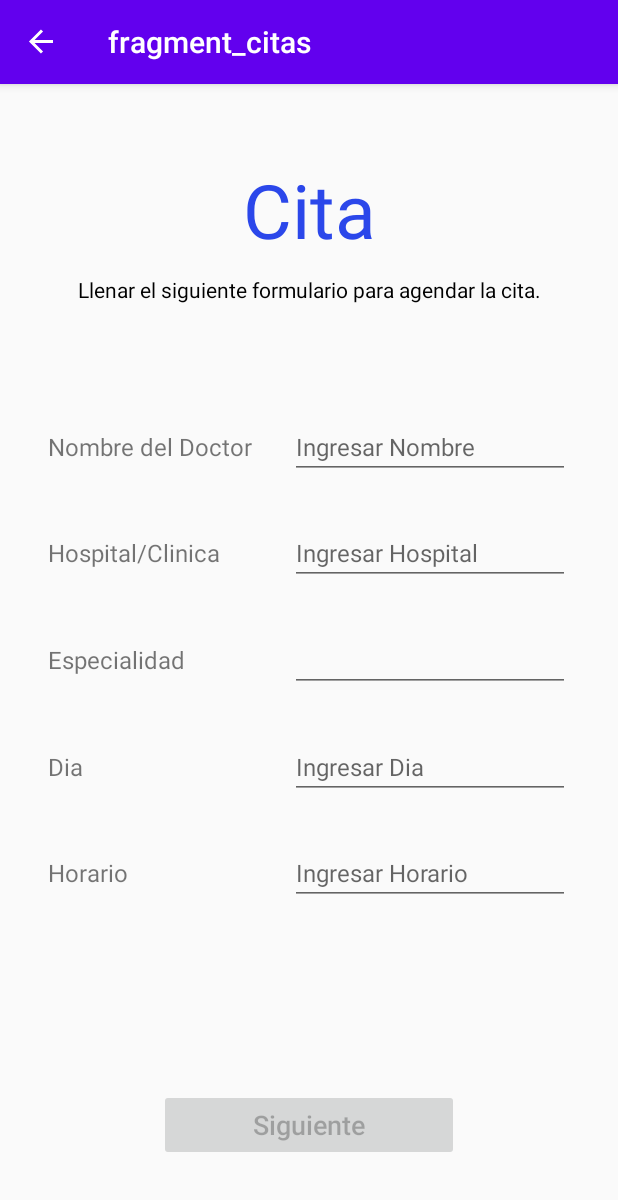
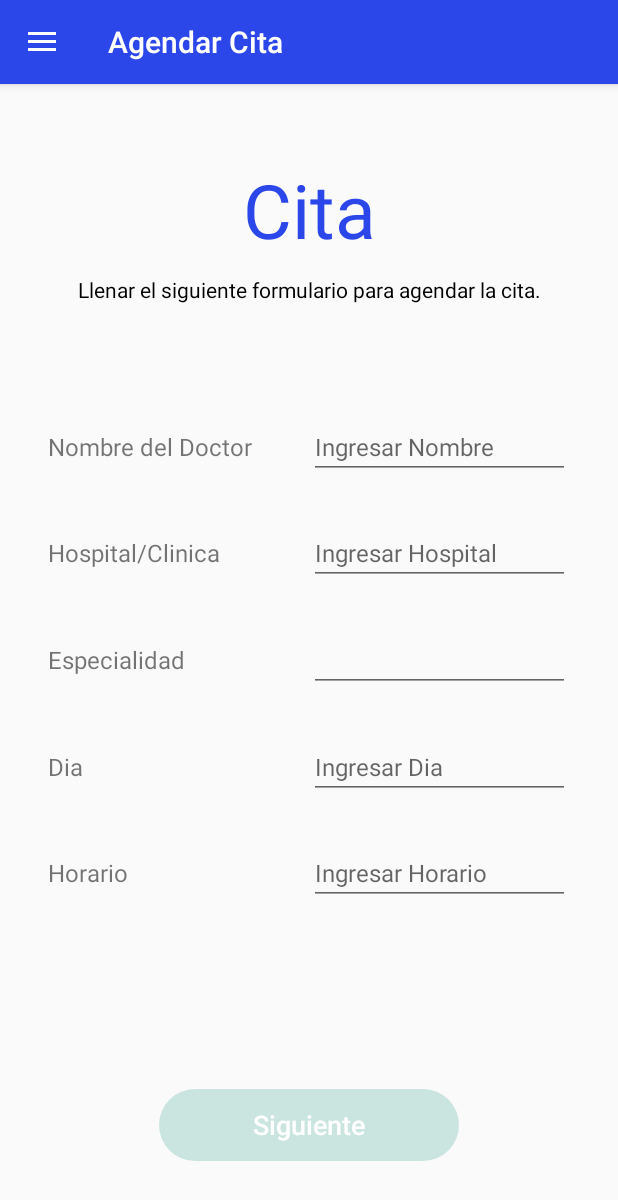
Before and after one commit to Mikey-Developer/Navegacion_Ejemplo, an Android app: the fragmentoCita screen opened through its navigation route, on a phone screen of 412 x 824 dp. Shown: the top 1200 px of the screen. Run offline under Robolectric (Android 15) with nearby library versions, the phone set to English and light mode, and no system bars; our stand-ins replace navigation-ui.

Commit message:
Terminado la V2 de la App

```diff
--- a/app/src/main/AndroidManifest.xml
+++ b/app/src/main/AndroidManifest.xml
@@ -9,7 +9,8 @@
         android:roundIcon="@mipmap/ic_launcher_round"
         android:supportsRtl="true"
         android:theme="@style/AppTheme">
-        <activity android:name=".MainActivity">
+        <activity android:name=".MainActivity"
+            android:screenOrientation="portrait">
             <intent-filter>
                 <action android:name="android.intent.action.MAIN" />
 
--- a/app/src/main/java/com/daa_lm/app_consultorio/MainActivity.java
+++ b/app/src/main/java/com/daa_lm/app_consultorio/MainActivity.java
@@ -33,7 +33,7 @@ public class MainActivity extends AppCompatActivity {
             nav_view = findViewById(R.id.nav_lateral);
             NavigationUI.setupWithNavController(nav_view, control_nav);
 
-            appbarConfig = new AppBarConfiguration.Builder(control_nav.getGraph())
+            appbarConfig = new AppBarConfiguration.Builder(R.id.inicio, R.id.citas)
                     .setOpenableLayout(drawerLayout)
                     .build();
 
@@ -46,6 +46,6 @@ public class MainActivity extends AppCompatActivity {
     @Override
     public boolean onSupportNavigateUp() {
         NavController navController = Navigation.findNavController(this, R.id.nav_fragment);
-        return NavigationUI.navigateUp(navController, drawerLayout);
+        return NavigationUI.navigateUp(navController, appbarConfig);
     }
 }
--- a/app/src/main/java/com/daa_lm/app_consultorio/fragments/fragmentoCita.java
+++ b/app/src/main/java/com/daa_lm/app_consultorio/fragments/fragmentoCita.java
@@ -1,17 +1,21 @@
 package com.daa_lm.app_consultorio.fragments;
+
 
 import android.os.Bundle;
 
+import androidx.fragment.app.DialogFragment;
 import androidx.fragment.app.Fragment;
 import androidx.navigation.Navigation;
 
 import android.text.Editable;
 import android.text.TextWatcher;
+
 import android.view.LayoutInflater;
 import android.view.View;
 import android.view.ViewGroup;
 import android.widget.Button;
 import android.widget.EditText;
+
 
 import com.daa_lm.app_consultorio.R;
 
@@ -20,7 +24,7 @@ import com.daa_lm.app_consultorio.R;
  * Use the {@link fragmentoCita#newInstance} factory method to
  * create an instance of this fragment.
  */
-public class fragmentoCita extends Fragment {
+public class fragmentoCita extends Fragment{
 
     // TODO: Rename parameter arguments, choose names that match
     // the fragment initialization parameters, e.g. ARG_ITEM_NUMBER
@@ -34,6 +38,8 @@ public class fragmentoCita extends Fragment {
     private EditText nombre_doctor, hospital, especialidad, dia, horario;
     private Button siguiente;
 
+    private static final String TAG = "fragmentoCita: ";
+
     private TextWatcher revisar_campos = new TextWatcher() {
         @Override
         public void beforeTextChanged(CharSequence charSequence, int i, int i1, int i2) {
@@ -44,7 +50,7 @@ public class fragmentoCita extends Fragment {
         public void onTextChanged(CharSequence charSequence, int i, int i1, int i2) {
              boolean camposVerificados = revisarCampos(nombre_doctor.getText().toString(), hospital.getText().toString(), dia.getText().toString());
 
-             if(camposVerificados)
+             if(!camposVerificados)
                 siguiente.setEnabled(true);
              else
                  siguiente.setEnabled(false);
@@ -107,6 +113,14 @@ public class fragmentoCita extends Fragment {
 
         siguiente.setEnabled(false);
 
+        horario.setOnClickListener(new View.OnClickListener(){
+            @Override
+            public void onClick(View view) {
+                DialogFragment timePicker = new fragmentoTimePicker(horario);
+                timePicker.show(getActivity().getSupportFragmentManager(), "TimePicker");
+            }
+        });
+
         siguiente.setOnClickListener(new View.OnClickListener() {
             @Override
             public void onClick(View view) {
@@ -135,6 +149,7 @@ public class fragmentoCita extends Fragment {
     }
 
     public boolean revisarCampos(String nombreDoctor, String hospital, String dia){
-        return (nombreDoctor.isEmpty() || hospital.isEmpty() || (dia.isEmpty() || Integer.parseInt(dia) > 31));
+        return (nombreDoctor.trim().isEmpty() || hospital.trim().isEmpty() || (dia.trim().isEmpty() || Integer.parseInt(dia) > 31));
     }
+
 }
--- a/app/src/main/java/com/daa_lm/app_consultorio/fragments/fragmentoConfirmar_Cita.java
+++ b/app/src/main/java/com/daa_lm/app_consultorio/fragments/fragmentoConfirmar_Cita.java
@@ -2,15 +2,17 @@ package com.daa_lm.app_consultorio.fragments;
 
 import android.os.Bundle;
 
+import androidx.annotation.NonNull;
+import androidx.annotation.Nullable;
 import androidx.fragment.app.Fragment;
 import androidx.navigation.Navigation;
 
-import android.util.Log;
 import android.view.LayoutInflater;
 import android.view.View;
 import android.view.ViewGroup;
 import android.widget.Button;
 import android.widget.TextView;
+import android.widget.Toast;
 
 import com.daa_lm.app_consultorio.R;
 
@@ -71,6 +73,11 @@ public class fragmentoConfirmar_Cita extends Fragment {
     }
 
     @Override
+    public void onViewCreated(@NonNull View view, @Nullable Bundle savedInstanceState) {
+        super.onViewCreated(view, savedInstanceState);
+    }
+
+    @Override
     public View onCreateView(LayoutInflater inflater, ViewGroup container,
                              Bundle savedInstanceState) {
         // Inflate the layout for this fragment
@@ -95,6 +102,7 @@ public class fragmentoConfirmar_Cita extends Fragment {
         confirmar.setOnClickListener(new View.OnClickListener(){
             @Override
             public void onClick(View view) {
+                Toast.makeText(getActivity(), "Cita confirmada!", Toast.LENGTH_SHORT).show();
                 Navigation.findNavController(view).navigate(R.id.action_regresar_inicio);
             }
         });
--- /dev/null
+++ b/app/src/main/java/com/daa_lm/app_consultorio/fragments/fragmentoTimePicker.java
@@ -0,0 +1,40 @@
+package com.daa_lm.app_consultorio.fragments;
+
+import android.app.Dialog;
+import android.app.TimePickerDialog;
+import android.os.Bundle;
+
+import androidx.annotation.NonNull;
+import androidx.annotation.Nullable;
+import androidx.fragment.app.DialogFragment;
+
+import android.text.format.DateFormat;
+import android.widget.EditText;
+import android.widget.TimePicker;
+
+import java.util.Calendar;
+
+public class fragmentoTimePicker extends DialogFragment implements TimePickerDialog.OnTimeSetListener {
+
+    EditText editText;
+
+    fragmentoTimePicker(EditText editText){
+        this.editText = editText;
+    }
+
+    @NonNull
+    @Override
+    public Dialog onCreateDialog(@Nullable Bundle savedInstanceState) {
+
+        Calendar calendario = Calendar.getInstance();
+        int hora = calendario.get(Calendar.HOUR_OF_DAY);
+        int minuto = calendario.get(Calendar.MINUTE);
+
+        return new TimePickerDialog(getActivity(), this, hora, minuto, DateFormat.is24HourFormat(getActivity()));
+    }
+
+    @Override
+    public void onTimeSet(TimePicker timePicker, int i, int i1) {
+        editText.setText(i + ":" + i1);
+    }
+}
--- /dev/null
+++ b/app/src/main/res/drawable/btn_round.xml
@@ -0,0 +1,25 @@
+<?xml version="1.0" encoding="utf-8"?>
+<selector xmlns:android="http://schemas.android.com/apk/res/android">
+
+    <item android:state_enabled="false">
+        <shape android:shape="rectangle">
+            <solid android:color="@color/button_disabled" />
+            <corners android:radius="100dp" />
+        </shape>
+    </item>
+
+    <item android:state_pressed="true">
+        <shape android:shape="rectangle">
+            <solid android:color="@color/button_pressed" />
+            <corners android:radius="100dp" />
+        </shape>
+
+    </item>
+
+    <item>
+        <shape android:shape="rectangle">
+            <solid android:color="@color/colorAccent" />
+            <corners android:radius="100dp" />
+        </shape>
+    </item>
+</selector>
--- /dev/null
+++ b/app/src/main/res/drawable/gradient.xml
@@ -0,0 +1,10 @@
+<?xml version="1.0" encoding="utf-8"?>
+<shape xmlns:android="http://schemas.android.com/apk/res/android">
+    <gradient
+        android:type="linear"
+        android:angle="0"
+        android:startColor="#0052D4"
+        android:centerColor="#4364F7"
+        android:endColor="#6FB1FC"
+        />
+</shape>
--- a/app/src/main/res/layout/fragment_citas.xml
+++ b/app/src/main/res/layout/fragment_citas.xml
@@ -4,169 +4,186 @@
     xmlns:tools="http://schemas.android.com/tools"
     android:layout_width="match_parent"
     android:layout_height="match_parent"
-    tools:context=".fragments.fragmentoCita" >
+    tools:context=".fragments.fragmentoCita"
+    android:id="@+id/fragmentoCita">
 
 
     <TextView
         android:id="@+id/titulo_fragCitas"
         android:layout_width="wrap_content"
         android:layout_height="wrap_content"
-        android:text="Cita"
+        android:layout_marginTop="50dp"
+        android:text="@string/titulo"
+        android:textColor="#2b47ea"
         android:textSize="50sp"
-        android:textColor="#2b47ea"
         app:layout_constraintLeft_toLeftOf="parent"
-        app:layout_constraintTop_toTopOf="parent"
         app:layout_constraintRight_toRightOf="parent"
-        android:layout_marginTop="50dp"
-        />
+        app:layout_constraintTop_toTopOf="parent" />
 
     <TextView
         android:id="@+id/instruccion"
         android:layout_width="wrap_content"
         android:layout_height="wrap_content"
-        android:text="Llenar el siguiente formulario para agendar la cita."
+        android:layout_marginTop="10dp"
+        android:text="@string/instruccion"
         android:textColor="@android:color/black"
-        app:layout_constraintTop_toBottomOf="@id/titulo_fragCitas"
         app:layout_constraintLeft_toLeftOf="parent"
         app:layout_constraintRight_toRightOf="parent"
-        android:layout_marginTop="10dp"/>
+        app:layout_constraintTop_toBottomOf="@id/titulo_fragCitas" />
 
     <!-- NOMBRE DEL DOCTOR -->
 
     <TextView
         android:id="@+id/campo_nombre_doctor"
-        android:layout_width="wrap_content"
+        android:layout_width="0dp"
         android:layout_height="wrap_content"
         android:layout_marginStart="32dp"
-        android:text="Nombre del Doctor"
+        android:text="@string/etiqueta_nom_doctor"
         android:textSize="16sp"
         app:layout_constraintBaseline_toBaselineOf="@id/edit_nombre_doctor"
+        app:layout_constraintEnd_toStartOf="@+id/edit_nombre_doctor"
+        app:layout_constraintHorizontal_chainStyle="spread"
         app:layout_constraintStart_toStartOf="parent" />
 
     <EditText
         android:id="@+id/edit_nombre_doctor"
-        android:layout_width="wrap_content"
+        android:layout_width="0dp"
         android:layout_height="wrap_content"
         android:layout_marginEnd="32dp"
         android:ems="10"
-        android:hint="Ingresar Nombre"
+        android:hint="@string/hint_nom_doctor"
         android:inputType="textMultiLine|text"
         android:textSize="16sp"
         app:layout_constraintBottom_toTopOf="@id/edit_hospital"
         app:layout_constraintEnd_toEndOf="parent"
+        app:layout_constraintStart_toEndOf="@+id/campo_nombre_doctor"
         app:layout_constraintTop_toBottomOf="@id/soport1" />
 
     <!-- HOSPITAL / CLINICA -->
 
     <TextView
         android:id="@+id/campo_hospital"
-        android:layout_width="wrap_content"
+        android:layout_width="0dp"
         android:layout_height="wrap_content"
         android:layout_marginStart="32dp"
-        android:text="Hospital/Clinica"
+        android:text="@string/etiqueta_hospital"
         android:textSize="16sp"
         app:layout_constraintBaseline_toBaselineOf="@id/edit_hospital"
+        app:layout_constraintEnd_toStartOf="@+id/edit_hospital"
+        app:layout_constraintHorizontal_chainStyle="spread"
         app:layout_constraintStart_toStartOf="parent" />
 
     <EditText
         android:id="@+id/edit_hospital"
-        android:layout_width="wrap_content"
+        android:layout_width="0dp"
         android:layout_height="wrap_content"
+        android:layout_marginEnd="32dp"
         android:ems="10"
-        android:hint="Ingresar Hospital"
+        android:hint="@string/hint_hospital"
         android:inputType="textMultiLine|text"
         android:textSize="16sp"
-        android:layout_marginEnd="32dp"
+        app:layout_constraintBottom_toTopOf="@id/edit_especialidad"
         app:layout_constraintEnd_toEndOf="parent"
-        app:layout_constraintTop_toBottomOf="@id/edit_nombre_doctor"
-        app:layout_constraintBottom_toTopOf="@id/edit_especialidad"/>
-
+        app:layout_constraintStart_toEndOf="@id/campo_hospital"
+        app:layout_constraintTop_toBottomOf="@id/edit_nombre_doctor" />
 
     <!-- ESPECIALIDAD -->
 
     <TextView
         android:id="@+id/campo_especialidad"
-        android:layout_width="wrap_content"
+        android:layout_width="0dp"
         android:layout_height="wrap_content"
         android:layout_marginStart="32dp"
-        android:text="Especialidad"
+        android:text="@string/etiqueta_especialidad"
         android:textSize="16sp"
         app:layout_constraintBaseline_toBaselineOf="@id/edit_especialidad"
+        app:layout_constraintEnd_toStartOf="@id/edit_especialidad"
+        app:layout_constraintHorizontal_chainStyle="spread"
         app:layout_constraintStart_toStartOf="parent" />
 
     <EditText
         android:id="@+id/edit_especialidad"
-        android:layout_width="wrap_content"
+        android:layout_width="0dp"
         android:layout_height="wrap_content"
         android:layout_marginEnd="32dp"
         android:ems="10"
         android:inputType="textMultiLine|text"
         android:textSize="16sp"
+        app:layout_constraintBottom_toTopOf="@id/edit_dia"
         app:layout_constraintEnd_toEndOf="parent"
-        app:layout_constraintTop_toBottomOf="@id/edit_hospital"
-        app:layout_constraintBottom_toTopOf="@id/edit_dia" />
+        app:layout_constraintStart_toEndOf="@id/campo_especialidad"
+        app:layout_constraintTop_toBottomOf="@id/edit_hospital" />
 
     <!-- DIA -->
 
     <TextView
         android:id="@+id/campo_dia"
-        android:layout_width="wrap_content"
+        android:layout_width="0dp"
         android:layout_height="wrap_content"
         android:layout_marginStart="32dp"
-        android:text="Dia"
+        android:text="@string/etiqueta_dia"
         android:textSize="16sp"
+        app:layout_constraintHorizontal_chainStyle="spread"
         app:layout_constraintBaseline_toBaselineOf="@id/edit_dia"
+        app:layout_constraintEnd_toStartOf="@id/edit_dia"
         app:layout_constraintStart_toStartOf="parent" />
 
     <EditText
         android:id="@+id/edit_dia"
-        android:layout_width="wrap_content"
+        android:layout_width="0dp"
         android:layout_height="wrap_content"
         android:layout_marginEnd="32dp"
         android:ems="10"
-        android:hint="Ingresar Dia"
+        android:hint="@string/hint_dia"
         android:inputType="number"
         android:textSize="16sp"
+        app:layout_constraintBottom_toTopOf="@id/edit_horario"
         app:layout_constraintEnd_toEndOf="parent"
-        app:layout_constraintTop_toBottomOf="@id/edit_especialidad"
-        app:layout_constraintBottom_toTopOf="@id/edit_horario" />
+        app:layout_constraintStart_toEndOf="@id/campo_dia"
+        app:layout_constraintTop_toBottomOf="@id/edit_especialidad" />
 
     <!-- HORARIO -->
 
     <TextView
         android:id="@+id/campo_horario"
-        android:layout_width="wrap_content"
+        android:layout_width="0dp"
         android:layout_height="wrap_content"
         android:layout_marginStart="32dp"
-        android:text="Horario"
+        android:text="@string/etiqueta_horario"
         android:textSize="16sp"
         app:layout_constraintBaseline_toBaselineOf="@id/edit_horario"
+        app:layout_constraintHorizontal_chainStyle="spread"
+        app:layout_constraintEnd_toStartOf="@id/edit_horario"
         app:layout_constraintStart_toStartOf="parent" />
 
     <EditText
         android:id="@+id/edit_horario"
-        android:layout_width="wrap_content"
+        android:layout_width="0dp"
         android:layout_height="wrap_content"
         android:layout_marginEnd="32dp"
         android:ems="10"
-        android:hint="Ingresar Horario"
-        android:inputType="time"
+        android:hint="@string/hint_horario"
+        android:inputType="text"
+        android:focusable="false"
         android:textSize="16sp"
+        app:layout_constraintBottom_toTopOf="@id/soport2"
         app:layout_constraintEnd_toEndOf="parent"
-        app:layout_constraintTop_toBottomOf="@id/edit_dia"
-        app:layout_constraintBottom_toTopOf="@id/soport2"/>
+        app:layout_constraintStart_toEndOf="@id/campo_dia"
+        app:layout_constraintTop_toBottomOf="@id/edit_dia" />
 
     <Button
         android:id="@+id/boton_siguiente"
         android:layout_width="200dp"
         android:layout_height="wrap_content"
-        android:text="Siguiente"
+        android:layout_marginBottom="50dp"
+        android:text="@string/btn_siguiente"
+        android:textAllCaps="false"
         android:textSize="18sp"
-        android:textAllCaps="false"
-        android:layout_marginBottom="50dp"
+        android:textColor="@android:color/white"
+        android:background="@drawable/btn_round"
+        app:layout_constraintBottom_toBottomOf="parent"
         app:layout_constraintEnd_toEndOf="parent"
-        app:layout_constraintStart_toStartOf="parent"
-        app:layout_constraintBottom_toBottomOf="parent" />
+        app:layout_constraintStart_toStartOf="parent" />
 
     <androidx.constraintlayout.widget.Guideline
         android:id="@+id/soport2"
--- a/app/src/main/res/layout/fragment_confirmar_cita.xml
+++ b/app/src/main/res/layout/fragment_confirmar_cita.xml
@@ -11,7 +11,7 @@
         android:layout_width="wrap_content"
         android:layout_height="wrap_content"
         android:layout_marginTop="50dp"
-        android:text="Cita"
+        android:text="@string/titulo"
         android:textColor="#2b47ea"
         android:textSize="50sp"
         app:layout_constraintLeft_toLeftOf="parent"
@@ -24,7 +24,7 @@
         android:id="@+id/campo_nombre_doctor"
         android:layout_width="0dp"
         android:layout_height="wrap_content"
-        android:text="Nombre del Doctor"
+        android:text="@string/etiqueta_nom_doctor"
         android:textAlignment="center"
         android:textSize="16sp"
         app:layout_constraintBaseline_toBaselineOf="@id/result_nombre_doctor"
@@ -48,7 +48,7 @@
         android:id="@+id/campo_hospital"
         android:layout_width="0dp"
         android:layout_height="wrap_content"
-        android:text="Hospital/Clinica"
+        android:text="@string/etiqueta_hospital"
         android:textAlignment="center"
         android:textSize="16sp"
         app:layout_constraintBaseline_toBaselineOf="@+id/result_hospital"
@@ -72,7 +72,7 @@
         android:id="@+id/campo_especialidad"
         android:layout_width="0dp"
         android:layout_height="wrap_content"
-        android:text="Especialidad"
+        android:text="@string/etiqueta_especialidad"
         android:textAlignment="center"
         android:textSize="16sp"
         app:layout_constraintBaseline_toBaselineOf="@id/result_especialidad"
@@ -97,7 +97,7 @@
         android:id="@+id/campo_dia"
         android:layout_width="0dp"
         android:layout_height="wrap_content"
-        android:text="Dia"
+        android:text="@string/etiqueta_dia"
         android:textAlignment="center"
         android:textSize="16sp"
         app:layout_constraintBaseline_toBaselineOf="@id/result_dia"
@@ -121,7 +121,7 @@
         android:id="@+id/campo_horario"
         android:layout_width="0dp"
         android:layout_height="wrap_content"
-        android:text="Horario"
+        android:text="@string/etiqueta_horario"
         android:textAlignment="center"
         android:textSize="16sp"
         app:layout_constraintBaseline_toBaselineOf="@id/result_horario"
@@ -145,9 +145,11 @@
         android:layout_width="200dp"
         android:layout_height="wrap_content"
         android:layout_marginBottom="50dp"
-        android:text="Confirmar"
+        android:text="@string/btn_confirmar"
         android:textAllCaps="false"
         android:textSize="18sp"
+        android:textColor="@android:color/white"
+        android:background="@drawable/btn_round"
         app:layout_constraintBottom_toBottomOf="parent"
         app:layout_constraintEnd_toEndOf="parent"
         app:layout_constraintStart_toStartOf="parent" />
--- a/app/src/main/res/layout/header_nav.xml
+++ b/app/src/main/res/layout/header_nav.xml
@@ -5,7 +5,7 @@
     android:layout_height="170dp"
     android:gravity="bottom"
     android:padding="20dp"
-    android:background="@color/colorAccent">
+    android:background="@drawable/gradient" >
 
 
     <ImageView
@@ -19,6 +19,7 @@
         android:text="Consultorio Médico"
         android:textSize="18sp"
         android:textStyle="bold"
-        android:layout_marginTop="10dp" />
+        android:layout_marginTop="10dp"
+        android:textColor="@android:color/white"/>
 
 </LinearLayout>
--- a/app/src/main/res/navigation/app_nav.xml
+++ b/app/src/main/res/navigation/app_nav.xml
@@ -8,8 +8,8 @@
     <fragment
         android:id="@+id/citas"
         android:name="com.daa_lm.app_consultorio.fragments.fragmentoCita"
-        android:label="fragment_citas"
-        tools:layout="@layout/fragment_citas" >
+        android:label="Agendar Cita"
+        tools:layout="@layout/fragment_citas">
         <action
             android:id="@+id/action_confirmar"
             app:destination="@id/confirmarCita" />
@@ -17,8 +17,8 @@
     <fragment
         android:id="@+id/confirmarCita"
         android:name="com.daa_lm.app_consultorio.fragments.fragmentoConfirmar_Cita"
-        android:label="fragment_confirmar_cita"
-        tools:layout="@layout/fragment_confirmar_cita" >
+        android:label="Confirmar Cita"
+        tools:layout="@layout/fragment_confirmar_cita">
         <argument
             android:name="Doctor"
             app:argType="string" />
@@ -27,16 +27,16 @@
             app:argType="string" />
         <argument
             android:name="Especialidad"
+            android:defaultValue="N/A"
             app:argType="string"
-            android:defaultValue="N/A"
             app:nullable="true" />
         <argument
             android:name="Dia"
             app:argType="string" />
         <argument
             android:name="Horario"
+            android:defaultValue="N/A"
             app:argType="string"
-            android:defaultValue="N/A"
             app:nullable="true" />
         <action
             android:id="@+id/action_regresar_inicio"
@@ -45,6 +45,6 @@
     <fragment
         android:id="@+id/inicio"
         android:name="com.daa_lm.app_consultorio.fragments.fragmentoInicio"
-        android:label="fragment_inicio"
+        android:label="Menú de Inicio"
         tools:layout="@layout/fragment_inicio" />
 </navigation>
--- a/app/src/main/res/values/colors.xml
+++ b/app/src/main/res/values/colors.xml
@@ -1,6 +1,8 @@
 <?xml version="1.0" encoding="utf-8"?>
 <resources>
-    <color name="colorPrimary">#6200EE</color>
+    <color name="colorPrimary">#2B47EA</color>
     <color name="colorPrimaryDark">#3700B3</color>
-    <color name="colorAccent">#03DAC5</color>
+    <color name="colorAccent">#55B8C8</color>
+    <color name="button_pressed">#147889</color>
+    <color name="button_disabled">#CAE5DF</color>
 </resources>
--- a/app/src/main/res/values/strings.xml
+++ b/app/src/main/res/values/strings.xml
@@ -2,4 +2,26 @@
     <string name="app_name">App de Consultorio</string>
     <!-- TODO: Remove or change this placeholder text -->
     <string name="hello_blank_fragment">Hello blank fragment</string>
+
+    <!-- TITULO E INSTRUCCION -->
+    <string name="titulo">Cita</string>
+    <string name="instruccion">Llenar el siguiente formulario para agendar la cita.</string>
+
+    <!-- ETIQUETAS -->
+    <string name="etiqueta_nom_doctor">Nombre del Doctor</string>
+    <string name="etiqueta_hospital">Hospital/Clinica</string>
+    <string name="etiqueta_especialidad">Especialidad</string>
+    <string name="etiqueta_dia">Dia</string>
+    <string name="etiqueta_horario">Horario</string>
+
+    <!-- HINT -->
+    <string name="hint_nom_doctor">Ingresar Nombre</string>
+    <string name="hint_hospital">Ingresar Hospital</string>
+    <string name="hint_dia">Ingresar Dia</string>
+    <string name="hint_horario">Ingresar Horario</string>
+
+    <!-- BOTONES -->
+    <string name="btn_siguiente">Siguiente</string>
+    <string name="btn_confirmar">Confirmar</string>
+
 </resources>
```
